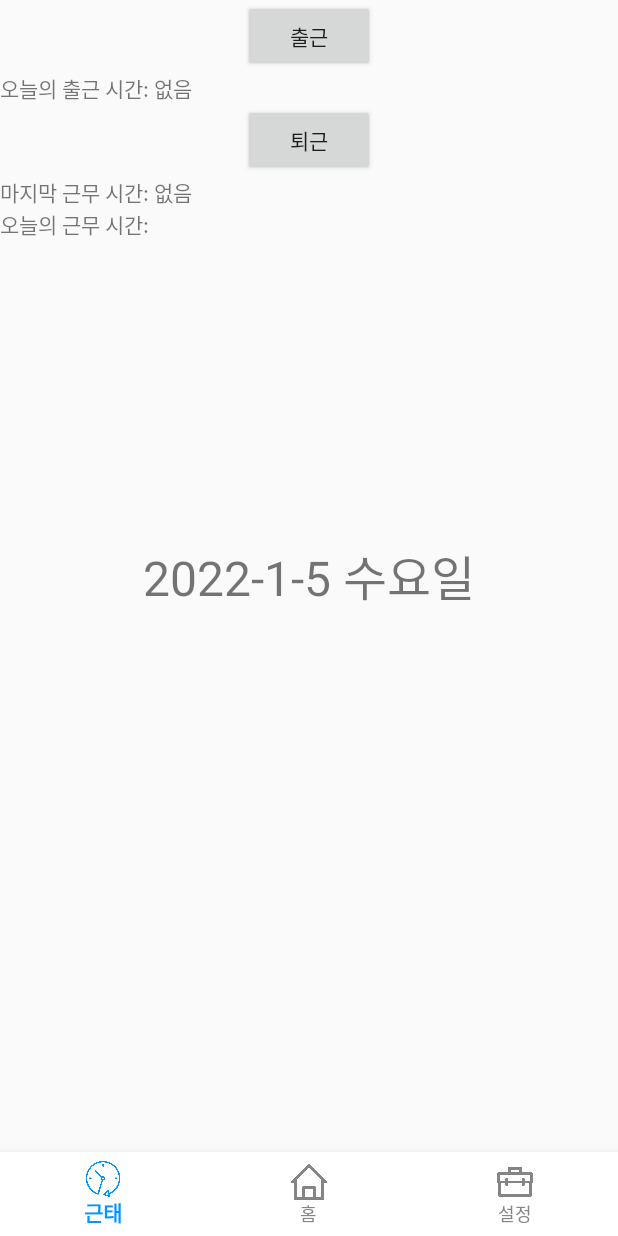
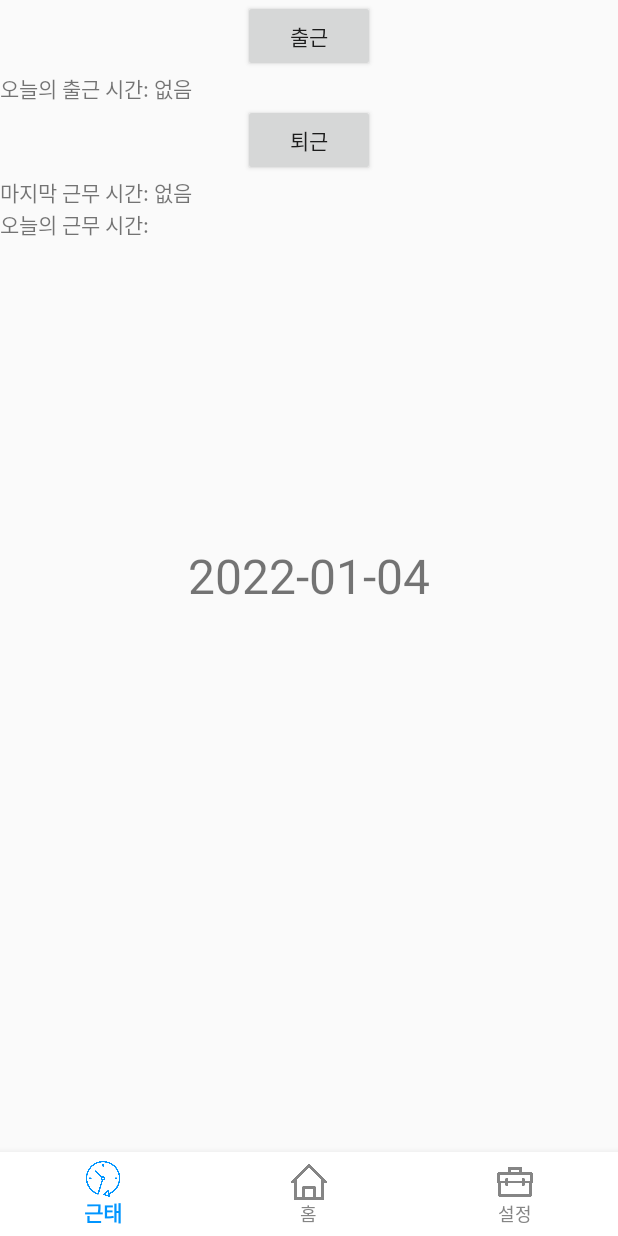
Before and after one commit to nikname39/BleScan, an Android app: the HomeFragment screen opened directly, with no data from a screen before it, on a phone screen of 412 x 824 dp. Run offline under Robolectric (Android 15) with nearby library versions, the phone set to English and light mode, and no system bars; our stand-ins replace Firebase (no records; nobody signed in at launch, a user with empty details on screens opened directly); 2 statements that could not run were skipped.

```diff
--- a/app/src/main/AndroidManifest.xml
+++ b/app/src/main/AndroidManifest.xml
@@ -10,6 +10,8 @@
     <uses-permission android:name="android.permission.ACCESS_NETWORK_STATE" />
     <uses-permission android:name="android.permission.READ_EXTERNAL_STORAGE" />
     <uses-permission android:name="android.permission.WRITE_EXTERNAL_STORAGE" />
+    <uses-permission android:name="android.permission.VIBRATE"/>
+
 
     <uses-feature
         android:name="android.hardware.bluetooth_le"
--- a/app/src/main/java/com/minewbeacon/blescan/demo/HomeFragment.java
+++ b/app/src/main/java/com/minewbeacon/blescan/demo/HomeFragment.java
@@ -4,12 +4,14 @@
  */
 package com.minewbeacon.blescan.demo;
 
+import android.content.Context;
 import android.os.Bundle;
 
 import androidx.annotation.NonNull;
 import androidx.fragment.app.Fragment;
 
 import android.os.Handler;
+import android.os.Vibrator;
 import android.view.LayoutInflater;
 import android.view.View;
 import android.view.ViewGroup;
@@ -17,6 +19,8 @@ import android.widget.Button;
 import android.widget.TextView;
 import android.widget.Toast;
 
+import java.text.DateFormat;
+import java.text.SimpleDateFormat;
 import java.util.Calendar;
 import java.util.Date;
 
@@ -49,6 +53,7 @@ public class HomeFragment extends Fragment {
     // TODO: Rename and change types of parameters
     private String mParam1;
     private String mParam2;
+    private int mintParam1, mintParam2;
     private TextView mDisplayDate, mOnworkView, mOffworkView, mTodayworkView;
     private FirebaseAuth mFirebaseAuth;
     private DatabaseReference mDatabaseRef;
@@ -56,6 +61,7 @@ public class HomeFragment extends Fragment {
     private Button mBtnOffWork;
     private String Name = "";
     private String Work = "";
+
 
 
     public HomeFragment() {
@@ -87,7 +93,6 @@ public class HomeFragment extends Fragment {
             mParam1 = getArguments().getString(ARG_PARAM1);
             mParam2 = getArguments().getString(ARG_PARAM2);
 
-
         }
     }
 
@@ -102,7 +107,13 @@ public class HomeFragment extends Fragment {
         mOffworkView = (TextView) v.findViewById(R.id.OffworkView);
         mTodayworkView = (TextView) v.findViewById(R.id.TodayworkView);
 
+        //전날 시간 구하기
         Calendar cal = Calendar.getInstance();
+        DateFormat dateFormat = new SimpleDateFormat("yyyy-MM-dd");
+        cal.add(Calendar.DATE, -1);
+        String YesterdayDate = dateFormat.format(cal.getTime());
+
+        cal.add(Calendar.DATE, +1);
         int year = cal.get(Calendar.YEAR);
         int month = cal.get(Calendar.MONTH);
         int day = cal.get(Calendar.DAY_OF_MONTH);
@@ -113,6 +124,8 @@ public class HomeFragment extends Fragment {
         String date = year + "-" + (month+1) + "-" + day;
         String Timedate = hour + "시" + minute + "분";
         String currenttime = String.valueOf(hour*60+minute);
+
+        //요일구분
         String dayString = "";
         switch(dayNum){
             case 1:
@@ -138,7 +151,8 @@ public class HomeFragment extends Fragment {
                 break ;
         }
 
-        mDisplayDate.setText(date+" "+dayString+"요일");
+        //mDisplayDate.setText(date+" "+dayString+"요일");
+        mDisplayDate.setText(YesterdayDate);
 
         //출퇴근 시간 가져오기
 
@@ -158,6 +172,7 @@ public class HomeFragment extends Fragment {
 //            }
 //        });
 
+        try {
             new Handler().postDelayed(new Runnable()
             {
                 @Override
@@ -224,15 +239,20 @@ public class HomeFragment extends Fragment {
                                     }
 
                                     //근무시간 구하기
+                                    try {
                                         mDatabaseRef.child("Attendance").child(date).child(Name).child("Time_work_start").addValueEventListener(new ValueEventListener() {
                                             @Override
                                             public void onDataChange(@NonNull DataSnapshot datasnapshot3) {
                                                 String value3 = datasnapshot3.getValue(String.class);
-                                        String Todaywork_Hour = String.valueOf((Integer.parseInt(currenttime)-Integer.parseInt(value3))/60);
-                                        String Todaywork_Minutes = String.valueOf((Integer.parseInt(currenttime)-Integer.parseInt(value3))%60);
+                                                String Todaywork_Hour = String.valueOf((Integer.parseInt(currenttime) - Integer.parseInt(value3)) / 60);
+                                                String Todaywork_Minutes = String.valueOf((Integer.parseInt(currenttime) - Integer.parseInt(value3)) % 60);
 
-                                        int mintParam1 = Integer.parseInt(mParam1.substring(0,mParam1.indexOf("시")));
-                                        int mintParam2 = Integer.parseInt(mParam2.substring(0,mParam2.indexOf("시")));
+                                                if (mParam1 == null) {
+                                                    System.out.println("null");
+
+                                                } else {
+                                                    int mintParam1 = Integer.parseInt(mParam1.substring(0, mParam1.indexOf("시")));
+                                                    int mintParam2 = Integer.parseInt(mParam2.substring(0, mParam2.indexOf("시")));
 
                                                     if (value3 == null) {
                                                         Toast.makeText(getActivity(), "Value 1 null.", Toast.LENGTH_SHORT).show();
@@ -243,8 +263,8 @@ public class HomeFragment extends Fragment {
                                                         mDatabaseRef.child("Attendance").child(date).child(Name).child("work_start").setValue(Timedate);
                                                     } else {
 
-                                            if ((5<= mintParam1) && (mintParam1 <=12) && (14<= mintParam2)){
-                                                Todaywork_Hour = String.valueOf(Integer.parseInt(Todaywork_Hour)-1);
+                                                        if ((5 <= mintParam1) && (mintParam1 <= 12) && (14 <= mintParam2)) {
+                                                            Todaywork_Hour = String.valueOf(Integer.parseInt(Todaywork_Hour) - 1);
                                                             mOnworkView.setText("오늘의 출근 시간: " + mParam1);
                                                             mTodayworkView.setText("오늘의 근무 시간: " + Todaywork_Hour + "시간" + Todaywork_Minutes + "분");
                                                         } else {
@@ -252,18 +272,44 @@ public class HomeFragment extends Fragment {
                                                             mTodayworkView.setText("오늘의 근무 시간: " + Todaywork_Hour + "시간" + Todaywork_Minutes + "분");
                                                         }
                                                     }
+                                                    //근무시간 10시간 초과시 진동알람
+                                                    if (Integer.parseInt(Todaywork_Hour) >= 10) {
+                                                        Vibrator v = (Vibrator) getActivity().getSystemService(Context.VIBRATOR_SERVICE);
+                                                        v.vibrate(new long[]{500, 1000, 500, 2000}, -1);
+                                                        Toast.makeText(getActivity(), "근무시간이 10시간을 초과하였습니다.", Toast.LENGTH_SHORT).show();
+                                                    }
+                                                    //익일 퇴근 체크
+                                                    if ((0 <= mintParam1) && (mintParam1 <= 3) && (0 <= mintParam2) && (mintParam2 <= 3)) {
+
+
+                                                        Todaywork_Hour = String.valueOf(Integer.parseInt(Todaywork_Hour) - 1);
+                                                        mOnworkView.setText("오늘의 출근 시간: " + mParam1);
+                                                        mTodayworkView.setText("오늘의 근무 시간: " + Todaywork_Hour + "시간" + Todaywork_Minutes + "분");
+                                                    } else {
+
+                                                    }
+                                                }
+
+
+                                            }
+
+                                            @Override
+                                            public void onCancelled(@NonNull DatabaseError error) {
+
+                                            }
+                                        });
+                                    } catch (NullPointerException e) {
+                                        Toast.makeText(getActivity(), "데이터 불러오기 실패.", Toast.LENGTH_SHORT).show();
+                                    }
+
                                 }
                                 @Override
                                 public void onCancelled(@NonNull DatabaseError error) {
 
                                 }
                             });
-                            }
-                            @Override
-                            public void onCancelled(@NonNull DatabaseError error) {
 
-                            }
-                        });
+
 
                         }
 
@@ -276,6 +322,9 @@ public class HomeFragment extends Fragment {
                     //딜레이 후 시작할 코드 작성
                 }
             }, 600);// 0.6초 정도 딜레이를 준 후 시작
+        } catch (Exception e) {
+            Toast.makeText(getActivity(), "데이터 불러오기 실패.", Toast.LENGTH_SHORT).show();
+        }
 
 
 
--- a/app/src/main/java/com/minewbeacon/blescan/demo/MainActivity2.java
+++ b/app/src/main/java/com/minewbeacon/blescan/demo/MainActivity2.java
@@ -13,6 +13,7 @@ import android.content.pm.PackageManager;
 import android.net.Uri;
 import android.os.Build;
 import android.os.Bundle;
+import android.os.Vibrator;
 import android.util.Log;
 import android.view.View;
 
```
Lines whose indentation alone changed are shown as unchanged.
